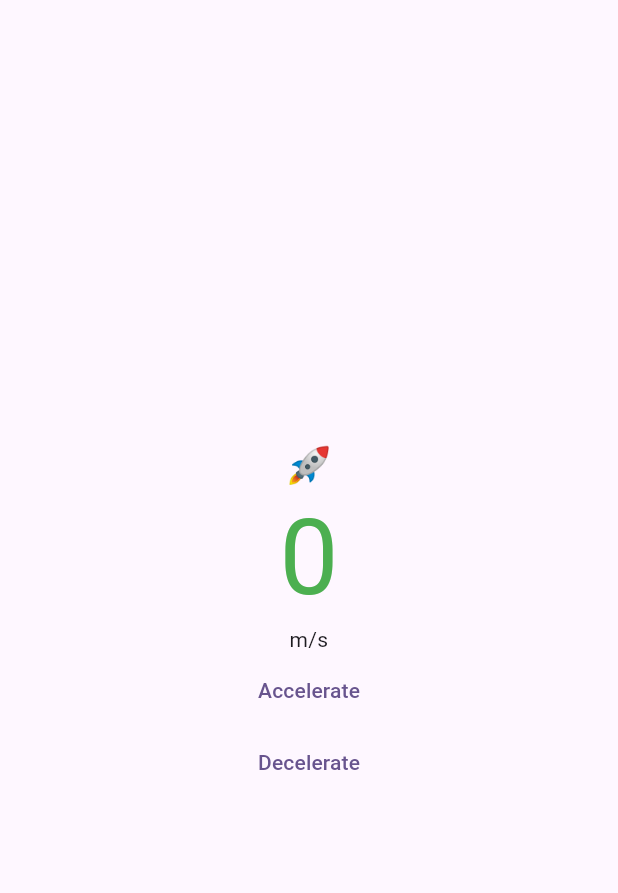
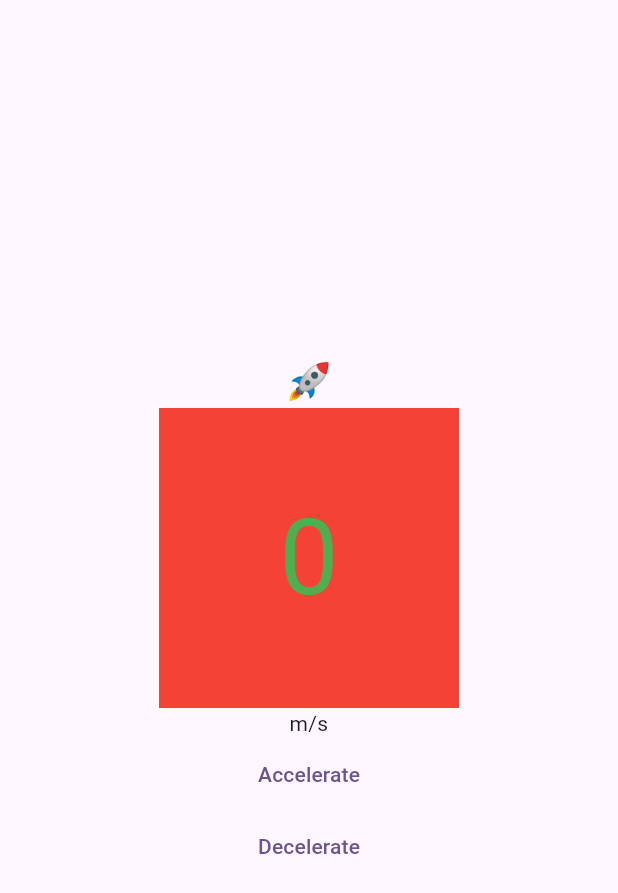
Before and after one commit to ChrisWongAtCUHK/rocket_demo, a Flutter app: the screen it shows after launch, on a phone screen of 412 x 824 dp. Shown: the top 893 px of the screen. Run offline on Flutter 3.47's test engine with Material 2 defaults, Android fonts, the phone set to English and light mode, and no system bars.

Commit message:
Enlarge animation

```diff
--- a/lib/home_screen.dart
+++ b/lib/home_screen.dart
@@ -23,6 +23,12 @@ class _HomeScreenState extends State<HomeScreen>
   late final Animation _colorAnimation =
       ColorTween(begin: Colors.green, end: Colors.amber)
           .animate(_animationController);
+
+  late final Animation _sizeAnimation = Tween(
+    begin: 200.0,
+    end: 300.0,
+  ).animate(_animationController);
+
   @override
   Widget build(BuildContext context) {
     final ThemeData theme = Theme.of(context);
@@ -41,13 +47,26 @@ class _HomeScreenState extends State<HomeScreen>
             AnimatedBuilder(
                 animation: _animationController,
                 builder: (BuildContext context, _) {
-                  return Text(
-                    _textAnimation.value.toString(),
-                    style: theme.textTheme.headlineLarge?.copyWith(
-                      fontSize: 70,
-                      color: _colorAnimation.value,
+                  return Center(
+                    child: Container(
+                      color: Colors.red,
+                      height: _sizeAnimation.value,
+                      width: _sizeAnimation.value,
+                      child: Column(
+                        mainAxisAlignment: MainAxisAlignment.center,
+                        crossAxisAlignment: CrossAxisAlignment.center,
+                        children: [
+                          Text(
+                            _textAnimation.value.toString(),
+                            style: theme.textTheme.headlineLarge?.copyWith(
+                              fontSize: 70,
+                              color: _colorAnimation.value,
+                            ),
+                            textAlign: TextAlign.center,
+                          ),
+                        ],
+                      ),
                     ),
-                    textAlign: TextAlign.center,
                   );
                 }),
             const Text(
```
